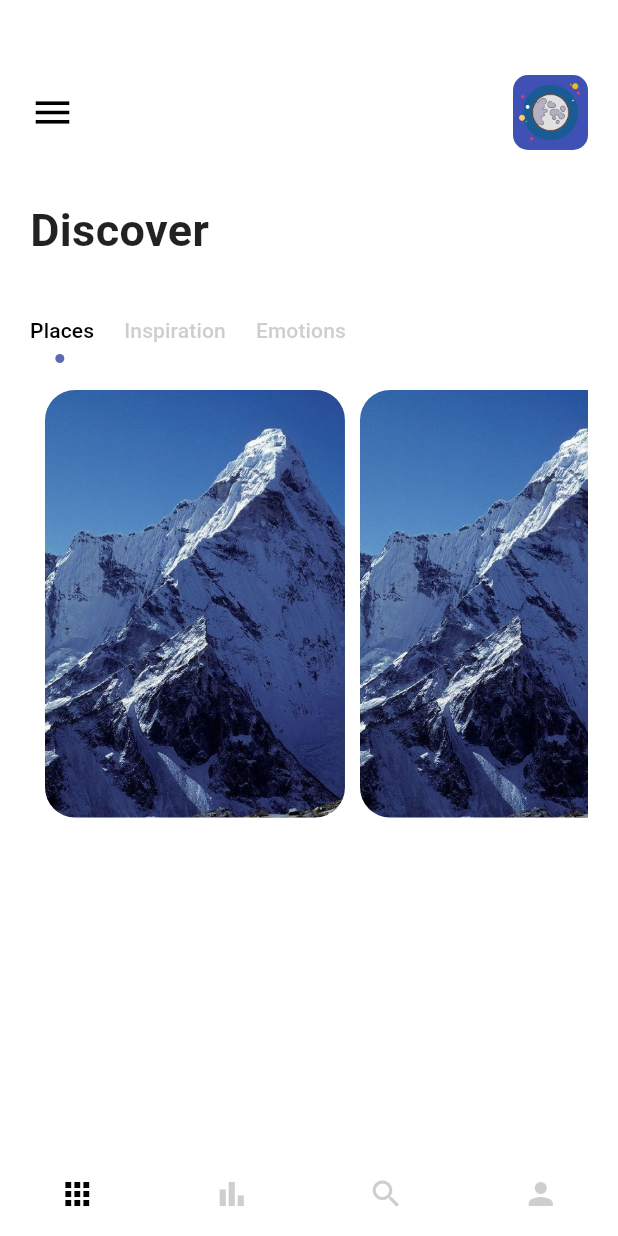
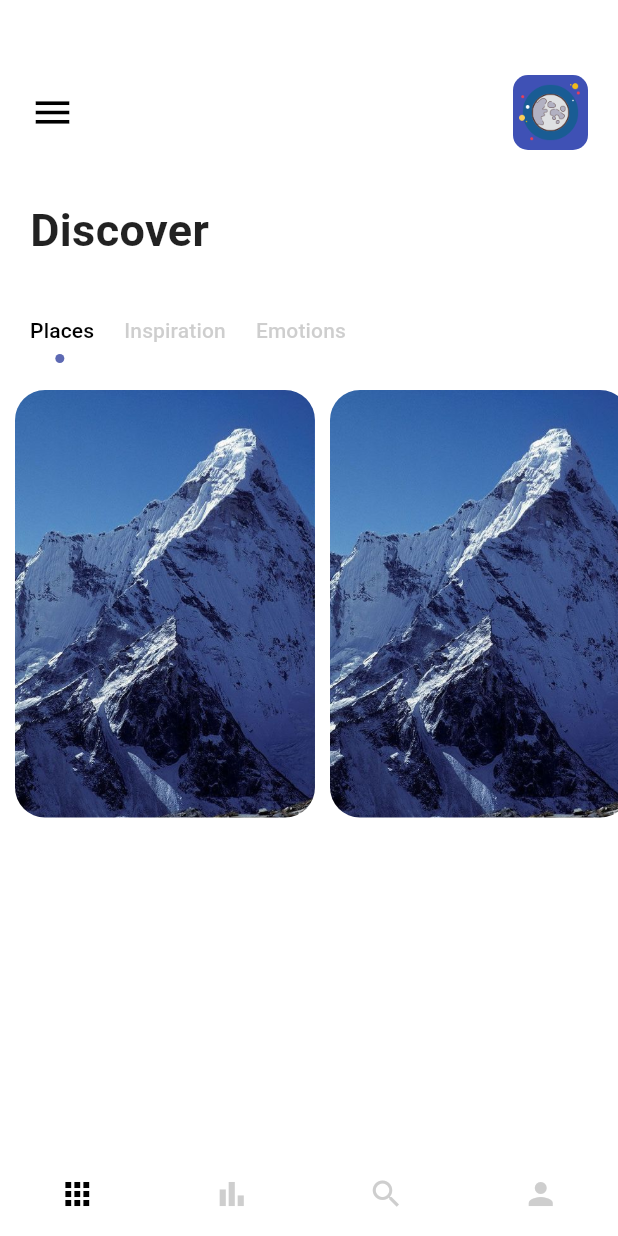
Before and after one commit to AlexEduV/flutter_travel_app, a Flutter app: the screen it shows after launch, on a phone screen of 412 x 824 dp. Run offline on Flutter 3.47's test engine with Material 3 defaults, Android fonts, the phone set to English and light mode, and no system bars.

Commit message:
fixed carousel paddings as per design;

```diff
--- a/lib/pages/navigationPages/home_item_page.dart
+++ b/lib/pages/navigationPages/home_item_page.dart
@@ -1,5 +1,6 @@
 import 'package:flutter/cupertino.dart';
 import 'package:flutter/material.dart';
+import 'package:flutter/widgets.dart';
 import 'package:flutter_travel_test/styles/colors.dart';
 import 'package:flutter_travel_test/widgets/app_large_text.dart';
 
@@ -18,7 +19,7 @@ class _HomeItemPageState extends State<HomeItemPage> {
   Widget build(BuildContext context) {
     return Scaffold(
       body: Container(
-        padding: const EdgeInsets.only(top: 50, left: 20, right: 20),
+        padding: const EdgeInsets.only(top: 50,),
         color: Colors.white,
 
         child: Column(
@@ -26,7 +27,9 @@ class _HomeItemPageState extends State<HomeItemPage> {
           children: [
 
             //top bar
-            Row(
+            Container(
+              padding: const EdgeInsets.symmetric(horizontal: 20),
+              child: Row(
                 mainAxisAlignment: MainAxisAlignment.spaceBetween,
                 children: [
                   //menu icon
@@ -46,15 +49,21 @@ class _HomeItemPageState extends State<HomeItemPage> {
                   ),
                 ],
               ),
+            ),
 
             const SizedBox(height: 40,),
 
             //discover text
-            const AppLargeText(text: 'Discover'),
+            Container(
+              padding: const EdgeInsets.symmetric(horizontal: 20),
+              child: const AppLargeText(text: 'Discover'),
+            ),
 
             const SizedBox(height: 30,),
 
-            DefaultTabController(
+            Container(
+              padding: const EdgeInsets.symmetric(horizontal: 20),
+              child: DefaultTabController(
                 length: 3,
                 child: TabBar(
                   labelColor: Colors.black,
@@ -77,6 +86,7 @@ class _HomeItemPageState extends State<HomeItemPage> {
                     Tab(text: "Inspiration",),
                     Tab(text: "Emotions",),
                   ],
+                ),
               ),
             ),
 
```
Lines whose indentation alone changed are shown as unchanged.
